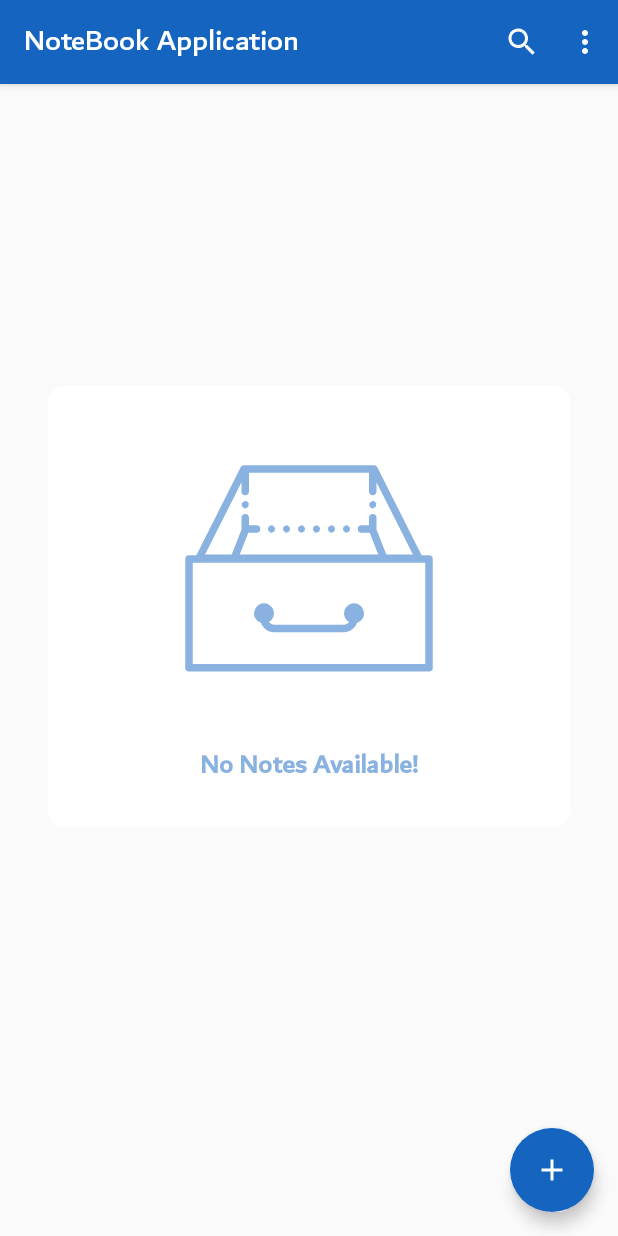
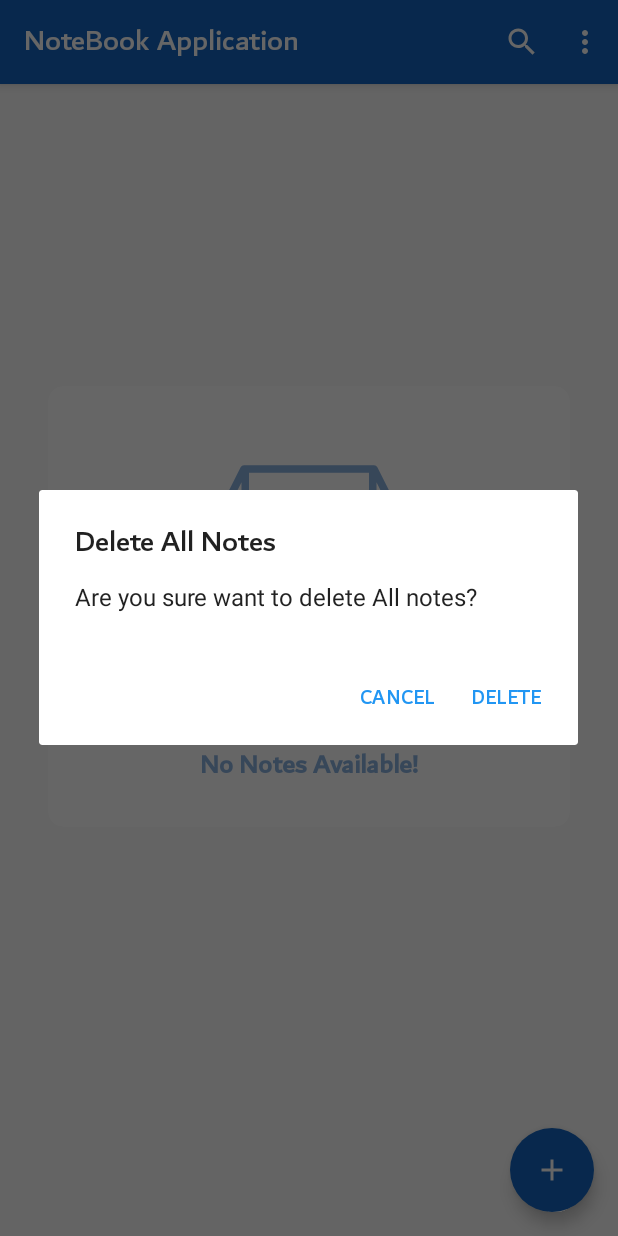
Before and after one commit to mralirezasoheili/notebook-application, an Android app: the screen it shows after launch (MainActivity), in the options menu, after a tap on "Delete All", on a phone screen of 412 x 824 dp. Run offline under Robolectric (Android 15) with nearby library versions, the light colour scheme and no system bars; our stand-ins replace Room's generated code, data binding, navigation-ui; libraries missing offline, so code that uses them is left out: jp.wasabeef.recyclerview; 1 statement that could not run was skipped.

Commit message:
Add Recycler View Animation and delete all notes option for app

```diff
--- a/app/src/main/java/ir/alirezasoheili/notebookapplication/fragments/home/HomeFragment.kt
+++ b/app/src/main/java/ir/alirezasoheili/notebookapplication/fragments/home/HomeFragment.kt
@@ -1,5 +1,6 @@
 package ir.alirezasoheili.notebookapplication.fragments.home
 
+import android.app.AlertDialog
 import android.os.Bundle
 import android.view.LayoutInflater
 import android.view.Menu
@@ -23,6 +24,7 @@ import ir.alirezasoheili.notebookapplication.adapter.NoteAdapter
 import ir.alirezasoheili.notebookapplication.databinding.FragmentHomeBinding
 import ir.alirezasoheili.notebookapplication.model.Note
 import ir.alirezasoheili.notebookapplication.viewmodel.NoteViewModel
+import jp.wasabeef.recyclerview.animators.LandingAnimator
 
 class HomeFragment : Fragment(R.layout.fragment_home) {
 
@@ -48,12 +50,16 @@ class HomeFragment : Fragment(R.layout.fragment_home) {
 
         // add click listener to floating action button
         binding.fabAddNote.setOnClickListener {
-            it.findNavController().navigate(
-                R.id.action_homeFragment_to_newNoteFragment
-            )
+            goToNewNoteFragment(it)
         }
 
         setUpMenu()
+    }
+
+    private fun goToNewNoteFragment(view: View) {
+        view.findNavController().navigate(
+            R.id.action_homeFragment_to_newNoteFragment
+        )
     }
 
     private fun setUpMenu() {
@@ -72,12 +78,26 @@ class HomeFragment : Fragment(R.layout.fragment_home) {
                 when (menuItem.itemId) {
                     android.R.id.home -> {
                         requireActivity().onBackPressedDispatcher.onBackPressed()
-                        return true
+                    }
+
+                    R.id.menu_delete_all -> {
+                        deleteAllNotes()
                     }
                 }
                 return false
             }
         }
+    }
+
+    private fun deleteAllNotes() {
+        AlertDialog.Builder(activity).apply {
+            setTitle("Delete All Notes")
+            setMessage("Are you sure want to delete All notes?")
+            setPositiveButton("Delete") { _, _ ->
+                noteViewModel.deleteAll()
+            }
+            setNegativeButton("Cancel", null)
+        }.create().show()
     }
 
     private fun setUpSearchView(menu: Menu) {
@@ -90,7 +110,6 @@ class HomeFragment : Fragment(R.layout.fragment_home) {
     private fun getQueryTextListener(): SearchView.OnQueryTextListener {
         return object : SearchView.OnQueryTextListener {
             override fun onQueryTextSubmit(query: String?): Boolean {
-//                searchNote(query)
                 return false
             }
 
@@ -119,6 +138,11 @@ class HomeFragment : Fragment(R.layout.fragment_home) {
             )
             setHasFixedSize(true)
             adapter = noteAdapter
+
+            // Animation for recycler view
+            itemAnimator = LandingAnimator().apply {
+                addDuration = 300
+            }
 
             // swipe to delete
             swipeToDelete(binding.recyclerView)
--- a/gradle/libs.versions.toml
+++ b/gradle/libs.versions.toml
@@ -12,6 +12,7 @@ material = "1.12.0"
 activity = "1.9.0"
 constraintlayout = "2.1.4"
 navigationFragmentKtx = "2.7.7"
+recyclerviewAnimators = "4.0.2"
 roomKtx = "2.6.1"
 ksp = "1.9.23-1.0.20"
 
@@ -35,6 +36,7 @@ kotlinx-coroutines-android = { module = "org.jetbrains.kotlinx:kotlinx-coroutine
 material = { group = "com.google.android.material", name = "material", version.ref = "material" }
 androidx-activity = { group = "androidx.activity", name = "activity", version.ref = "activity" }
 androidx-constraintlayout = { group = "androidx.constraintlayout", name = "constraintlayout", version.ref = "constraintlayout" }
+recyclerview-animators = { module = "jp.wasabeef:recyclerview-animators", version.ref = "recyclerviewAnimators" }
 
 [plugins]
 androidApplication = { id = "com.android.application", version.ref = "agp" }
```
